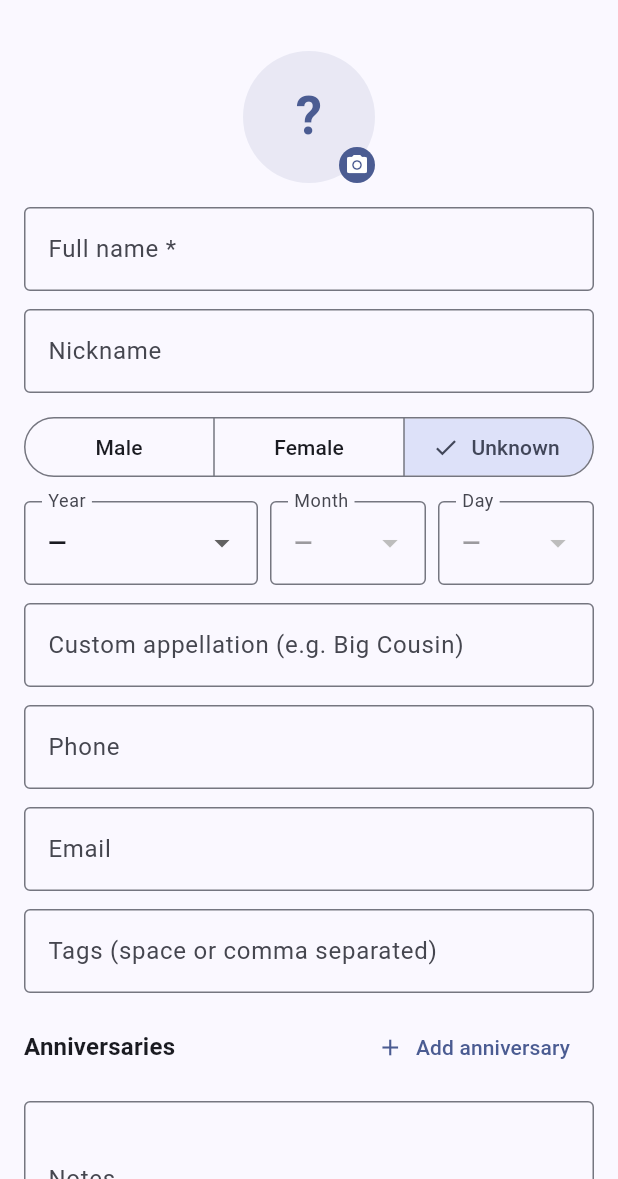
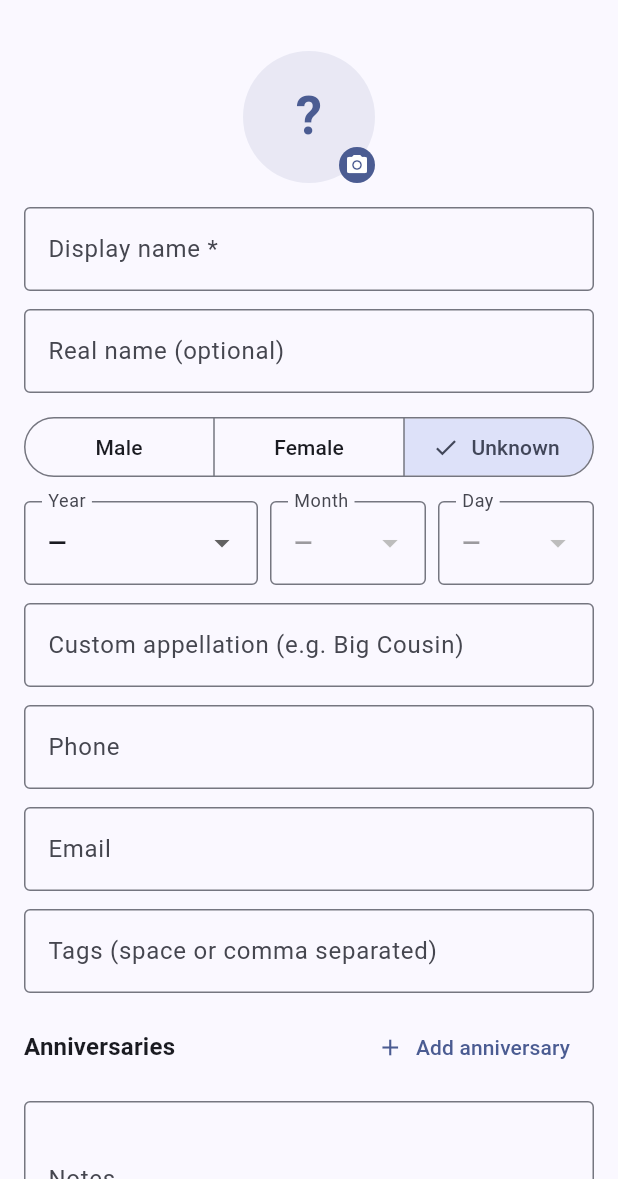
Before and after one commit to HONGJICAI/folks, a Flutter app: the PersonFormPage screen opened directly, on a phone screen of 412 x 824 dp, the part 57-1236 px from its top. Run offline on Flutter 3.47's test engine with Material 3 defaults, Android fonts, the phone set to English and light mode, and no system bars; our stand-ins replace image_picker; network calls fail.

Commit message:
display name as source

```diff
--- a/lib/data/fake_repository.dart
+++ b/lib/data/fake_repository.dart
@@ -38,7 +38,7 @@ class FakeRepository implements FolksRepository {
     // 家族：我 - 父母 - 大表姐(姑姑的女儿) - 表侄
     final me = _put(Person(
       id: _nextPersonId,
-      realName: '我',
+      name: '我',
       gender: Gender.male,
       birthDate: DateTime(1995, 6, 1),
       group: PersonGroup.family,
@@ -46,8 +46,7 @@ class FakeRepository implements FolksRepository {
     ));
     final dad = _put(Person(
       id: _nextPersonId,
-      realName: '张建国',
-      nickname: '老爸',
+      name: '张建国',
       gender: Gender.male,
       birthDate: DateTime(1968),
       birthPrecision: BirthPrecision.year, // 只知年份：算年龄、不进生日提醒
@@ -57,7 +56,7 @@ class FakeRepository implements FolksRepository {
     ));
     final mom = _put(Person(
       id: _nextPersonId,
-      realName: '李秀兰',
+      name: '李秀兰',
       gender: Gender.female,
       birthDate: DateTime(1970, 9, 20),
       customAppellation: '妈妈',
@@ -71,7 +70,7 @@ class FakeRepository implements FolksRepository {
     final wed = DateTime.now().add(const Duration(days: 10));
     final cousin = _put(Person(
       id: _nextPersonId,
-      realName: '王丽',
+      name: '王丽',
       gender: Gender.female,
       birthDate: DateTime(1992, 11, 5),
       customAppellation: '大表姐',
@@ -83,7 +82,7 @@ class FakeRepository implements FolksRepository {
     ));
     final cousinHusband = _put(Person(
       id: _nextPersonId,
-      realName: '赵强',
+      name: '赵强',
       gender: Gender.male,
       birthDate: DateTime(1990, 1, 8),
       customAppellation: '表姐夫',
@@ -94,8 +93,8 @@ class FakeRepository implements FolksRepository {
 
     final grandNephew = _put(Person(
       id: _nextPersonId,
-      realName: '赵狗蛋',
-      nickname: '狗蛋',
+      name: '狗蛋',
+      realName: '赵狗蛋', // 演示选填真名
       gender: Gender.male,
       birthDate: DateTime(2018, 4, 18),
       customAppellation: '表侄',
@@ -107,8 +106,7 @@ class FakeRepository implements FolksRepository {
     // 圈子：朋友（平面 + 标签）
     _put(Person(
       id: _nextPersonId,
-      realName: '陈晓明',
-      nickname: '老陈',
+      name: '陈晓明',
       gender: Gender.male,
       birthDate: DateTime(1995, 2, 14),
       group: PersonGroup.circle,
@@ -121,7 +119,7 @@ class FakeRepository implements FolksRepository {
     final soon = DateTime.now().add(const Duration(days: 6));
     _put(Person(
       id: _nextPersonId,
-      realName: '林婷',
+      name: '林婷',
       gender: Gender.female,
       birthDate: DateTime(1996, soon.month, soon.day),
       group: PersonGroup.circle,
@@ -219,8 +217,9 @@ class FakeRepository implements FolksRepository {
     final q = query.trim().toLowerCase();
     if (q.isEmpty) return getAllPersons();
     return _persons.values.where((p) {
-      return p.realName.toLowerCase().contains(q) ||
-          (p.nickname?.toLowerCase().contains(q) ?? false) ||
+      return p.name.toLowerCase().contains(q) ||
+          (p.realName?.toLowerCase().contains(q) ?? false) ||
+          (p.customAppellation?.toLowerCase().contains(q) ?? false) ||
           p.tags.any((t) => t.toLowerCase().contains(q));
     }).toList();
   }
--- a/lib/l10n/app_en.arb
+++ b/lib/l10n/app_en.arb
@@ -71,7 +71,8 @@
 
   "markAsSelf": "This is me",
   "editProfile": "Edit profile",
-  "fieldRealName": "Full name *",
+  "fieldDisplayName": "Display name *",
+  "fieldRealName": "Real name (optional)",
   "validateName": "Please enter a name",
   "fieldNickname": "Nickname",
   "fieldAppellation": "Custom appellation (e.g. Big Cousin)",
--- a/lib/l10n/app_localizations.dart
+++ b/lib/l10n/app_localizations.dart
@@ -440,10 +440,16 @@ abstract class AppLocalizations {
   /// **'Edit profile'**
   String get editProfile;
 
+  /// No description provided for @fieldDisplayName.
+  ///
+  /// In en, this message translates to:
+  /// **'Display name *'**
+  String get fieldDisplayName;
+
   /// No description provided for @fieldRealName.
   ///
   /// In en, this message translates to:
-  /// **'Full name *'**
+  /// **'Real name (optional)'**
   String get fieldRealName;
 
   /// No description provided for @validateName.
--- a/lib/l10n/app_localizations_en.dart
+++ b/lib/l10n/app_localizations_en.dart
@@ -191,7 +191,10 @@ class AppLocalizationsEn extends AppLocalizations {
   String get editProfile => 'Edit profile';
 
   @override
-  String get fieldRealName => 'Full name *';
+  String get fieldDisplayName => 'Display name *';
+
+  @override
+  String get fieldRealName => 'Real name (optional)';
 
   @override
   String get validateName => 'Please enter a name';
--- a/lib/l10n/app_zh.arb
+++ b/lib/l10n/app_zh.arb
@@ -67,8 +67,9 @@
 
   "markAsSelf": "这是我自己",
   "editProfile": "编辑资料",
-  "fieldRealName": "真实姓名 *",
-  "validateName": "请填写姓名",
+  "fieldDisplayName": "显示名 *",
+  "fieldRealName": "真名（选填）",
+  "validateName": "请填写名字",
   "fieldNickname": "小名 / 乳名",
   "fieldAppellation": "自定义称呼（如 大表姐）",
   "fieldPhone": "电话",
--- a/lib/models/person.dart
+++ b/lib/models/person.dart
@@ -47,10 +47,12 @@ class Person {
   static const Object _unset = Object();
 
   final int id;
-  final String realName;
 
-  /// 小名 / 乳名，如「狗蛋」。
-  final String? nickname;
+  /// 显示名（必填）：列表/树/搜索都用它。填你最习惯怎么叫——真名、小名、"大伯"都行。
+  final String name;
+
+  /// 真名 / 全名（选填）：正式场合或 vCard 导出用；隐私或图省事可不填。
+  final String? realName;
   final Gender gender;
   final DateTime? birthDate;
 
@@ -99,8 +101,8 @@ class Person {
 
   const Person({
     required this.id,
-    required this.realName,
-    this.nickname,
+    required this.name,
+    this.realName,
     this.gender = Gender.unknown,
     this.birthDate,
     this.birthPrecision = BirthPrecision.full,
@@ -121,8 +123,8 @@ class Person {
   });
 
   /// 显示用名称：有小名时「真名(小名)」，否则真名。
-  String get displayName =>
-      nickname == null || nickname!.isEmpty ? realName : '$realName($nickname)';
+  /// 显示用名称：就是 [name]。保留这个 getter 让调用方语义清晰、未来可扩展。
+  String get displayName => name;
 
   /// 周岁。无生日时返回 null。注意：这里用注入的 [now] 以便测试，
   /// 调用方传 DateTime.now() 即可。
@@ -165,8 +167,8 @@ class Person {
   /// 省略 = 保持原值；显式传 `null` = 真正清空。普通 `?? this.x` 写法做不到后者。
   Person copyWith({
     int? id,
+    String? name,
     String? realName,
-    String? nickname,
     Gender? gender,
     DateTime? birthDate,
     BirthPrecision? birthPrecision,
@@ -187,8 +189,8 @@ class Person {
   }) {
     return Person(
       id: id ?? this.id,
+      name: name ?? this.name,
       realName: realName ?? this.realName,
-      nickname: nickname ?? this.nickname,
       gender: gender ?? this.gender,
       birthDate: birthDate ?? this.birthDate,
       birthPrecision: birthPrecision ?? this.birthPrecision,
@@ -212,8 +214,8 @@ class Person {
   /// 供未来 SQLite 持久化使用。列表字段用分号拼接（与 README CSV 导出规范一致）。
   Map<String, Object?> toMap() => {
         'id': id,
+        'name': name,
         'real_name': realName,
-        'nickname': nickname,
         'gender': gender.name,
         'birth_date': birthDate?.toIso8601String(),
         'birth_precision': birthPrecision.name,
@@ -235,8 +237,8 @@ class Person {
 
   factory Person.fromMap(Map<String, Object?> m) => Person(
         id: m['id'] as int,
-        realName: m['real_name'] as String,
-        nickname: m['nickname'] as String?,
+        name: m['name'] as String,
+        realName: m['real_name'] as String?,
         gender: Gender.values.byName((m['gender'] as String?) ?? 'unknown'),
         birthDate: m['birth_date'] == null
             ? null
--- a/lib/screens/circle_tab.dart
+++ b/lib/screens/circle_tab.dart
@@ -194,7 +194,7 @@ class _FriendRow extends StatelessWidget {
         padding: const EdgeInsets.all(Dim.pad),
         child: Row(
           children: [
-            Avatar(name: person.realName, photoPath: person.photoPath),
+            Avatar(name: person.name, photoPath: person.photoPath),
             const SizedBox(width: Dim.gap),
             Expanded(
               child: Column(
--- a/lib/screens/me_tab.dart
+++ b/lib/screens/me_tab.dart
@@ -147,7 +147,7 @@ class _SelfCard extends StatelessWidget {
     return ListTile(
       contentPadding:
           const EdgeInsets.symmetric(horizontal: Dim.pad, vertical: 8),
-      leading: Avatar(name: p.realName, photoPath: p.photoPath, radius: 28),
+      leading: Avatar(name: p.name, photoPath: p.photoPath, radius: 28),
       title: Text(p.displayName, style: theme.textTheme.titleLarge),
       subtitle: meta.isEmpty ? null : Text(meta),
       trailing: const Icon(Icons.chevron_right),
@@ -190,7 +190,7 @@ class _ReminderTile extends StatelessWidget {
         : '${item.anniLabel} · ${t.anniversaryYears(item.count)}';
     return ListTile(
       leading: Avatar(
-          name: item.person.realName,
+          name: item.person.name,
           photoPath: item.person.photoPath,
           radius: 18),
       title: Text(item.person.displayName),
--- a/lib/screens/person_detail.dart
+++ b/lib/screens/person_detail.dart
@@ -169,7 +169,7 @@ class _PersonDetailPageState extends State<PersonDetailPage> {
                 Padding(
                   padding: const EdgeInsets.symmetric(vertical: 24),
                   child: Center(
-                    child: Text(context.l10n.noRecordsWith(person.realName),
+                    child: Text(context.l10n.noRecordsWith(person.displayName),
                         style: Theme.of(context).textTheme.bodySmall),
                   ),
                 )
@@ -210,7 +210,7 @@ class _Header extends StatelessWidget {
 
     return Row(
       children: [
-        Avatar(name: person.realName, photoPath: person.photoPath, radius: 32),
+        Avatar(name: person.name, photoPath: person.photoPath, radius: 32),
         const SizedBox(width: Dim.pad),
         Expanded(
           child: Column(
--- a/lib/screens/person_form.dart
+++ b/lib/screens/person_form.dart
@@ -30,8 +30,8 @@ class _PersonFormPageState extends State<PersonFormPage> {
   late final FolksRepository _repo;
   final _formKey = GlobalKey<FormState>();
 
-  final _name = TextEditingController();
-  final _nickname = TextEditingController();
+  final _name = TextEditingController(); // 显示名（必填）
+  final _realName = TextEditingController(); // 真名（选填）
   final _appellation = TextEditingController();
   final _phone = TextEditingController();
   final _email = TextEditingController();
@@ -61,8 +61,8 @@ class _PersonFormPageState extends State<PersonFormPage> {
 
     final e = widget.existing;
     if (e != null) {
-      _name.text = e.realName;
-      _nickname.text = e.nickname ?? '';
+      _name.text = e.name;
+      _realName.text = e.realName ?? '';
       _appellation.text = e.customAppellation ?? '';
       _phone.text = e.phone ?? '';
       _email.text = e.email ?? '';
@@ -101,7 +101,7 @@ class _PersonFormPageState extends State<PersonFormPage> {
   void dispose() {
     for (final c in [
       _name,
-      _nickname,
+      _realName,
       _appellation,
       _phone,
       _email,
@@ -288,8 +288,8 @@ class _PersonFormPageState extends State<PersonFormPage> {
     // 配偶字段先沿用旧值，改动统一交给 setSpouse/clearSpouse 双向处理（见下）。
     final person = Person(
       id: widget.existing?.id ?? 0, // 新增时 addPerson 赋真实 id
-      realName: _name.text.trim(),
-      nickname: nn(_nickname),
+      name: _name.text.trim(),
+      realName: nn(_realName),
       gender: _gender,
       birthDate: bd,
       birthPrecision: bp,
@@ -378,16 +378,16 @@ class _PersonFormPageState extends State<PersonFormPage> {
             TextFormField(
               controller: _name,
               decoration: InputDecoration(
-                  labelText: t.fieldRealName,
+                  labelText: t.fieldDisplayName,
                   border: const OutlineInputBorder()),
               validator: (v) =>
                   (v == null || v.trim().isEmpty) ? t.validateName : null,
             ),
             const SizedBox(height: Dim.gap),
             TextFormField(
-              controller: _nickname,
+              controller: _realName,
               decoration: InputDecoration(
-                  labelText: t.fieldNickname,
+                  labelText: t.fieldRealName,
                   border: const OutlineInputBorder()),
             ),
             const SizedBox(height: Dim.gap),
--- a/lib/screens/person_search.dart
+++ b/lib/screens/person_search.dart
@@ -121,7 +121,7 @@ class _PersonTile extends StatelessWidget {
     ].join(' · ');
 
     return ListTile(
-      leading: Avatar(name: person.realName, photoPath: person.photoPath, radius: 18),
+      leading: Avatar(name: person.name, photoPath: person.photoPath, radius: 18),
       title: Text(person.displayName),
       subtitle: Text(subtitle),
       trailing: const Icon(Icons.chevron_right, size: 18),
--- a/lib/widgets/family_list_view.dart
+++ b/lib/widgets/family_list_view.dart
@@ -168,7 +168,7 @@ class _FamilyRowState extends State<_FamilyRow> {
             EdgeInsets.fromLTRB(Dim.pad + widget.depth * 20.0, 12, Dim.pad, 12),
         child: Row(
           children: [
-            Avatar(name: _primary.realName, photoPath: _primary.photoPath),
+            Avatar(name: _primary.name, photoPath: _primary.photoPath),
             const SizedBox(width: Dim.gap),
             Expanded(
               child: Column(
--- a/lib/widgets/family_tree_chart.dart
+++ b/lib/widgets/family_tree_chart.dart
@@ -327,7 +327,7 @@ class _NodeBox extends StatelessWidget {
         child: Row(
           children: [
             Avatar(
-                name: p.realName,
+                name: p.name,
                 photoPath: p.photoPath,
                 radius: single ? 14 : 12),
             const SizedBox(width: 6),
```
Also changed, not shown: lib/l10n/app_localizations_zh.dart (+5 -2 lines), 2 other files.
